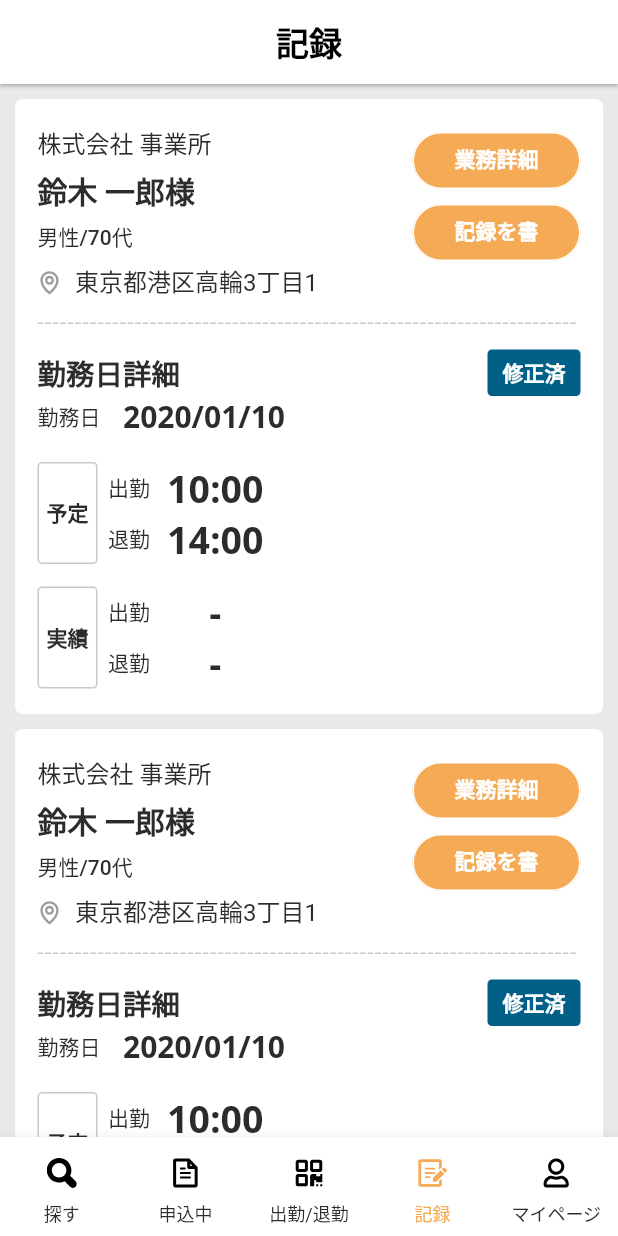
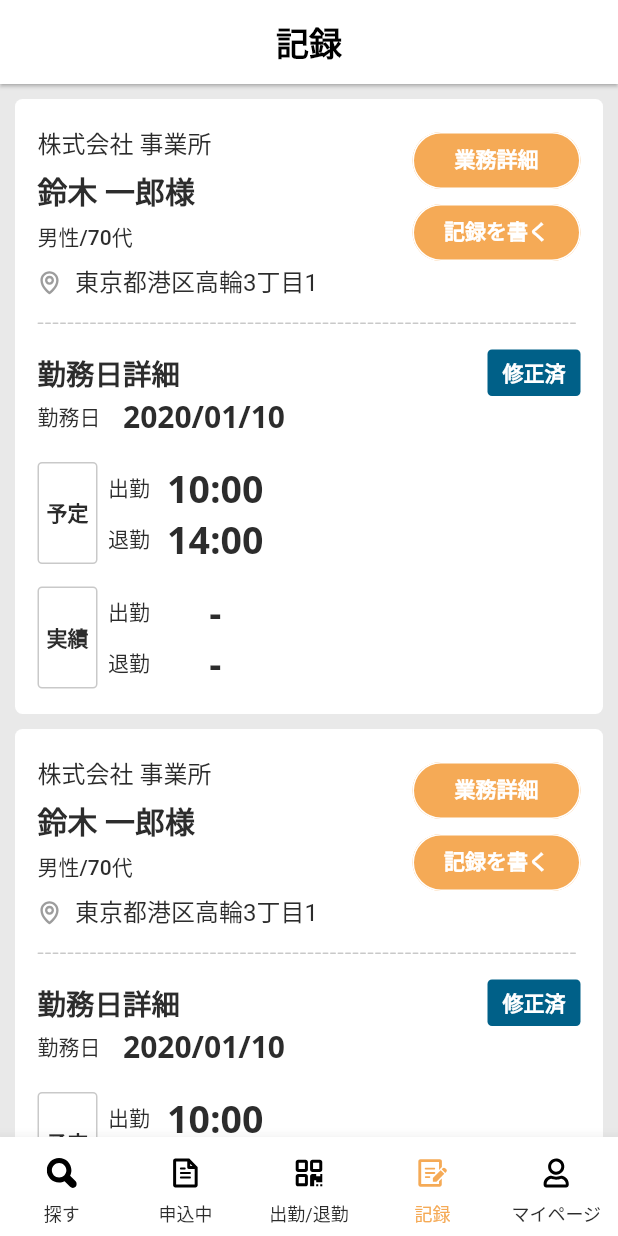
Before and after one commit to akashjpro/parsowa, a Flutter app: the RecordScreen screen opened by its route, on a phone screen of 412 x 824 dp. Run offline on Flutter 3.47's test engine with Material 2 defaults, Android fonts, the phone set to English and light mode, and no system bars; our stand-ins replace flutter_bloc, flutter_svg; Roboto replaces fonts that are missing (NotoSanJP).

Commit message:
update text button for attend list screen

```diff
--- a/lib/presentation/screens/attend_list/widgets/attend_list_widget.dart
+++ b/lib/presentation/screens/attend_list/widgets/attend_list_widget.dart
@@ -111,7 +111,7 @@ class AttendListWidget {
                           );
                         }),
                       if (typeScreen == 3)
-                        _buildButton('記録を書', AppColors.primaryColor,
+                        _buildButton('記録を書く', AppColors.primaryColor,
                             AppColors.whiteColor, AppColors.whiteColor, () {
                           // #36 Fix Request detail
                           Navigator.of(context).pushNamed(
```
